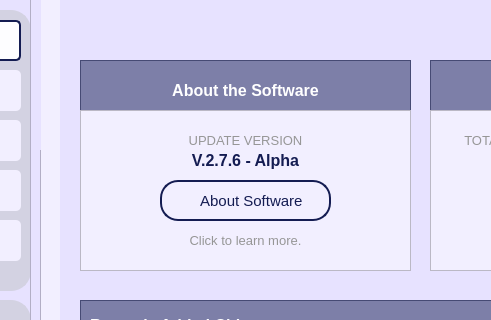
The window that UI/MainPages/dashboard.ui (Yohhannn/Barangay-Records-Statistics-System) describes before a commit, drawn with Qt 5; both pictures show x 190 to 681 and y 190 to 510 of the 1350 by 850 pixel window.
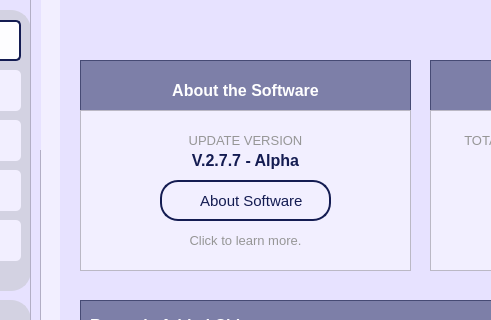
The same window after the commit. Icons and pictures are not drawn.

Commit message:
[ Major Update V2.7.7 ] + Updated Stat UI -- Health -- Jobs -- Voters -- Groups
-JP

Diff of the .ui file:
```diff
--- a/UI/MainPages/dashboard.ui
+++ b/UI/MainPages/dashboard.ui
@@ -1573,7 +1573,7 @@
 }</string>
      </property>
      <property name="text">
-      <string>V.2.7.6 - Alpha</string>
+      <string>V.2.7.7 - Alpha</string>
      </property>
      <property name="alignment">
       <set>Qt::AlignmentFlag::AlignCenter</set>
```
The commit also changes 5 other files.
